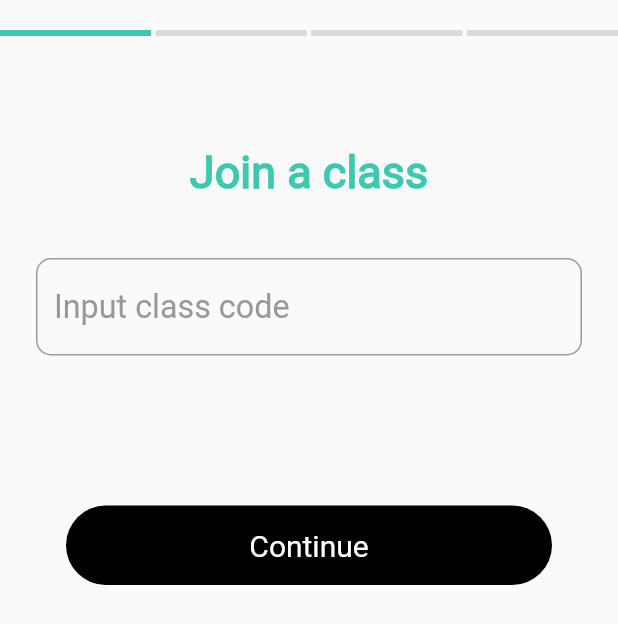
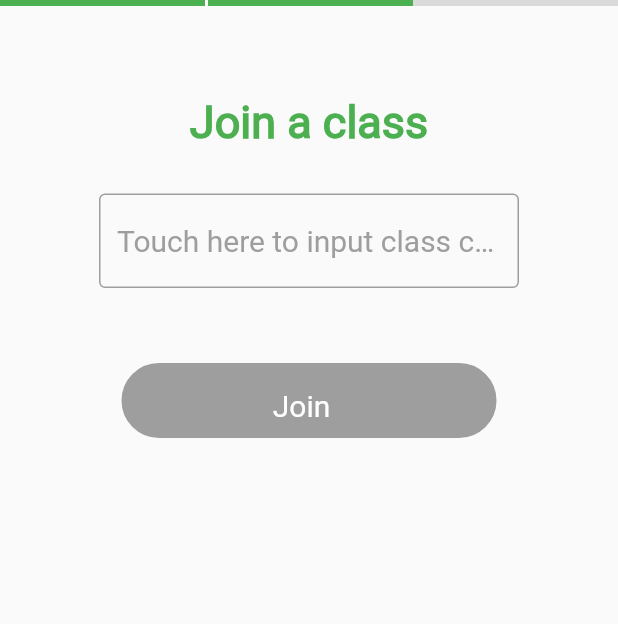
Before and after one commit to twiggy20/Kid-Mobile-App, a Flutter app: the join_class screen opened by its route, on a phone screen of 412 x 824 dp. Shown: the top 624 px of the screen. Run offline on Flutter 3.47's test engine with Material 2 defaults, Android fonts, the phone set to English and light mode, and no system bars.

Commit message:
new commit

```diff
--- a/kid-mobile-app-master/lib/Pages/Join_Class.dart
+++ b/kid-mobile-app-master/lib/Pages/Join_Class.dart
@@ -1,5 +1,6 @@
 import 'package:flutter/material.dart';
 import 'package:mobile_app/Pages/Join_ClassName.dart';
+import 'package:mobile_app/Pages/classes/Classroom_Lesson.dart';
 import 'package:mobile_app/utils/constant.dart';
 import 'package:mobile_app/utils/size_config.dart';
 
@@ -24,11 +25,11 @@ class _join_classState extends State<join_class> {
   Widget build(BuildContext context){
     SizeConfig().init(context);
     return Scaffold(
+        resizeToAvoidBottomInset: false,
         body: SafeArea(
-            child: Column(
-                crossAxisAlignment: CrossAxisAlignment.center,
+            child:
+            Column(
                 children:[
-                  SizedBox(height:20,),
                   Row(
                     children: [
                       Expanded(
@@ -36,31 +37,24 @@ class _join_classState extends State<join_class> {
                           width: SizeConfig.screenWidth,
                           height: 4,
                           decoration: BoxDecoration(
-                            color: Color(0xFF3EC8AF),
+                              color: Colors.green,
+                              border: Border.all(
+                                  color: Colors.green,
+                                  width: 3
+                              )
                           ),
                         ),
                       ),
-                      SizedBox(width: 3,),
+                      SizedBox(width: 2,),
                       Expanded(
                         child: Container(
                           width: SizeConfig.screenWidth,
                           height: 4,
                           decoration: BoxDecoration(
-                            color: Color(0xFFDADADA),
+                            color: Colors.green,
                           ),
                         ),
                       ),
-                      SizedBox(width: 3,),
-                      Expanded(
-                        child: Container(
-                          width: SizeConfig.screenWidth,
-                          height: 4,
-                          decoration: BoxDecoration(
-                            color: Color(0xFFDADADA),
-                          ),
-                        ),
-                      ),
-                      SizedBox(width: 3,),
                       Expanded(
                         child: Container(
                           width: SizeConfig.screenWidth,
@@ -72,100 +66,70 @@ class _join_classState extends State<join_class> {
                       ),
                     ],
                   ),
-                  SizedBox(height: 33,),
-                  Container(
-                    padding: EdgeInsets.only(left:24 , right: 24),
-                    child: Center(
-                      child: Center(
-                        child: Column(
-                          mainAxisAlignment: MainAxisAlignment.center,
-                          crossAxisAlignment: CrossAxisAlignment.center,
+                  SizedBox(height: 60),
+                  Column(
                       children: [
-                            SizedBox(height:40),
-                            Text(
-                                'Join a class',
+                        Text('Join a class',
                             textAlign: TextAlign.left,
-                                style: TextStyle(
-                                    color: Color(0xFF3EC8AF),
+                            style: TextStyle(color: Colors.green,
                                 fontSize: 30,
-                                    fontWeight: FontWeight.w700
-                                )
+                                fontWeight: FontWeight.bold)
                         ),
-                            SizedBox(height:40),
-                            _buildJoinClass(),
-                            SizedBox(height:100),
-                            Container(
-                              padding: EdgeInsets.only(left: 20 , right: 20),
-                              child: InkWell(
-                                onTap: (){
-                                  Navigator.pushNamed(context, join_class_name.id);
-                                },
-                                child: Container(
-                                  width: SizeConfig.screenWidth,
-                                  padding: EdgeInsets.only(top: 15,bottom: 15),
-                                  decoration: BoxDecoration(
-                                    color: Colors.black,
-                                    borderRadius: BorderRadius.all(Radius.circular(30.0)
+                      ]
                   ),
+                  SizedBox(height: 30),
+                  SingleChildScrollView(
+                    child:ConstrainedBox(
+                      constraints: BoxConstraints.tightFor(width: 280),
+                      child: TextFormField(
+                        decoration:InputDecoration(
+                          hintText:'Touch here to input class code',
+                          hintStyle: TextStyle(color: Colors.grey,  fontSize: 20,
+                              fontWeight: FontWeight.normal),
+                          fillColor:  Colors.grey,
+                          // filled: true,
+                          enabledBorder:OutlineInputBorder(
+                              borderSide:BorderSide(color:Colors.grey, )
                           ),
-                                  child: Text(
-                                        'Continue',
-                                        textAlign: TextAlign.center,
-                                        style: TextStyle(
-                                            color: Colors.white,
-                                            fontSize: 20,
-                                            fontWeight: FontWeight.normal
-                                        )
-                                    ),
-
-                                ),
-                              ),
-                            )
-                          ],
+                          focusedBorder:OutlineInputBorder(
+                              borderSide:BorderSide(color:Colors.black, width:2)
                           ),
                         ),
                       ),
                     ),
+                  ),
+
+                  InkWell(
+                    onTap: (){
+                     Navigator.pushNamed(context, classroom.id);
+                    },
+                    child:Container(
+                        width: 250,
+                        height: 50,
+                        margin: EdgeInsets.fromLTRB(10, 50, 10, 10),
+                        padding: EdgeInsets.fromLTRB(0, 15, 10, 10),
+                        child:Text('Join',
+                            textAlign: TextAlign.center,
+                            style: TextStyle(color: Colors.white,
+                                fontSize: 20,
+                                fontWeight: FontWeight.normal  )),
+                        decoration: BoxDecoration(
+                            color: Colors.grey,
+                            borderRadius: BorderRadius.only(
+                                topRight: Radius.circular(30.0),
+                                topLeft: Radius.circular(30.0),
+                                bottomRight: Radius.circular(30.0),
+                                bottomLeft: Radius.circular(30.0)),
+                            border: Border.all(
+                                color: Colors.grey,
+                                width: 2
+                            ))
+                    ),),
+
                 ]
             )
         )
     );
   }
 
-  //functions for holding form in a dynamic format
-  Widget _buildJoinClass() {
-    return Form(
-      key: _formKey,
-      child: Container(
-        width: SizeConfig.screenWidth,
-        child: TextFormField(
-          controller: _joinClassController,
-          keyboardType: TextInputType.emailAddress,
-          textInputAction: TextInputAction.next,
-          validator: (value){
-            if(value.isEmpty){
-              return 'input class code';
 }
-            return null;
-          },
-          style: TextStyle(
-            fontWeight: FontWeight.w400,
-            fontFamily: 'Roboto',
-            fontSize: 21.56,
-            color: Color(0xFF332D2D),
-          ),
-          decoration:kFieldDecoration.copyWith(
-              hintText: 'Input class code',
-              hintStyle:TextStyle(
-                fontWeight: FontWeight.w400,
-                fontFamily: 'Roboto',
-                fontSize: 21.56,
-                color: Color(0xFF989898),
-              )
-          ),
-        ),
-      ),
-    );
-  }
-
-}
--- a/kid-mobile-app-master/lib/Pages/Note_ID.dart
+++ b/kid-mobile-app-master/lib/Pages/Note_ID.dart
@@ -49,11 +49,11 @@ class _Note_IDState extends State<Note_ID> {
                               fontSize: 20,
                               fontWeight: FontWeight.normal  )),
                       decoration: BoxDecoration(
-                          color: Colors.grey,
+                          color: Colors.black,
                           borderRadius: BorderRadius.all(
                               Radius.circular(20)),
                           border: Border.all(
-                              color: Colors.grey,
+                              color: Colors.black,
                               width: 2
                           ))
                   ),
--- a/kid-mobile-app-master/lib/Pages/Awards.dart
+++ b/kid-mobile-app-master/lib/Pages/Rewards.dart
@@ -27,7 +27,7 @@ class _AwardsState extends State<Awards> {
           ),
         ),
         title:Text(
-            'Awards',
+            'Rewards',
             textAlign: TextAlign.center,
             style: TextStyle(
                 color: Color(0xFF303D50),
@@ -59,7 +59,7 @@ class _AwardsState extends State<Awards> {
                 textAlign: TextAlign.left,
                 style: TextStyle(
                     color: Color(0xFF2B3A2C),
-                    fontSize: 15,
+                    fontSize: 20,
                     fontWeight: FontWeight.w400
                 ),
               ),
--- a/kid-mobile-app-master/lib/Pages/Sign_In_2.dart
+++ b/kid-mobile-app-master/lib/Pages/Sign_In_2.dart
@@ -49,7 +49,7 @@ class _sign_in_2State extends State<sign_in_2> {
                           fillColor:  Colors.grey[100],
                           // filled: true,
                           enabledBorder:OutlineInputBorder(
-                              borderSide:BorderSide(color:Colors.grey, width:2)
+                              borderSide:BorderSide(color:Colors.grey, )
                           ),
                           focusedBorder:OutlineInputBorder(
                               borderSide:BorderSide(color:Colors.black, width:2)
@@ -59,6 +59,7 @@ class _sign_in_2State extends State<sign_in_2> {
                     ),
                   ),
                 ),
+                SizedBox(height:80),
             InkWell(
               onTap: () {
                 Navigator.pushNamed(context, home.id);
--- a/kid-mobile-app-master/lib/main.dart
+++ b/kid-mobile-app-master/lib/main.dart
@@ -1,9 +1,9 @@
 import 'package:flutter/cupertino.dart';
 import 'package:flutter/material.dart';
 import 'package:flutter/services.dart';
-import 'package:mobile_app/Pages/Awards.dart';
+import 'package:mobile_app/Pages/Rewards.dart';
 import 'package:mobile_app/Pages/Identity.dart';
-import 'package:mobile_app/Pages/Join_Class_Code.dart';
+import 'package:mobile_app/Pages/Join_Class_ID.dart';
 import 'package:mobile_app/Pages/Status.dart';
 import 'package:mobile_app/Pages/Loading.dart';
 import 'package:mobile_app/Pages/Home.dart';
@@ -71,7 +71,7 @@ class MyApp extends StatelessWidget {
     Note_ID.id: (context)=>Note_ID(),
     classroom.id: (context)=>classroom(),
     classroom_Act.id: (context)=>classroom_Act(),
-    join_class_code.id: (context)=>join_class_code(),
+    join_class_ID.id: (context)=>join_class_ID(),
     join_class.id: (context)=>join_class(),
     SignIn.id: (context)=>SignIn(),
     sign_in_2.id: (context)=>sign_in_2(),
```
Also changed, not shown: kid-mobile-app-master/lib/Pages/Home.dart (+66 -10 lines), kid-mobile-app-master/lib/Pages/Join_Class_Code.dart (deleted, +0 -121 lines), kid-mobile-app-master/lib/Pages/Join_Class_ID.dart (added, +144 -0 lines), kid-mobile-app-master/lib/Pages/Reg_Gender.dart (+18 -23 lines), kid-mobile-app-master/assets/icons/Female_asset.png (added), kid-mobile-app-master/assets/icons/Male.png (deleted), kid-mobile-app-master/assets/icons/Male_asset.png (added), kid-mobile-app-master/assets/icons/Next.png, kid-mobile-app-master/assets/icons/add_new.png (added). Lines whose indentation alone changed are shown as unchanged.
